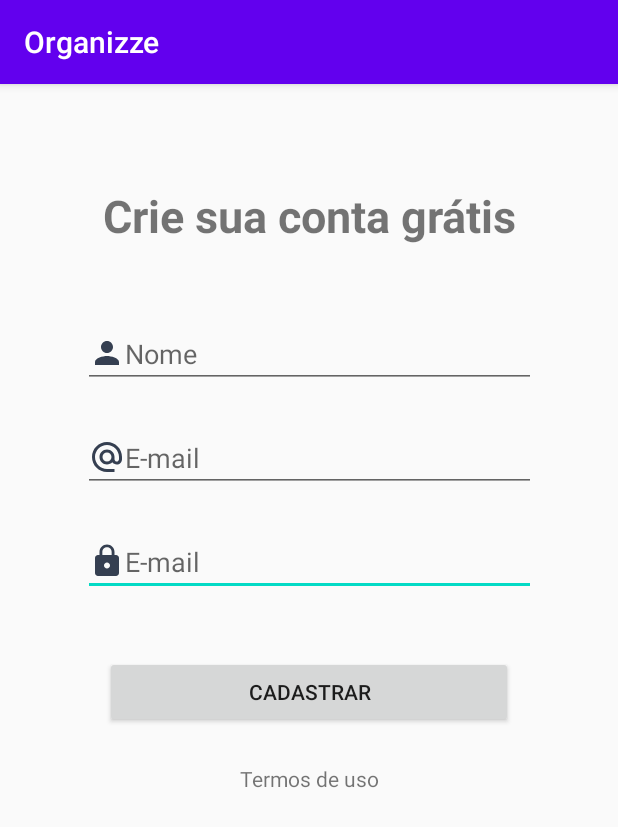
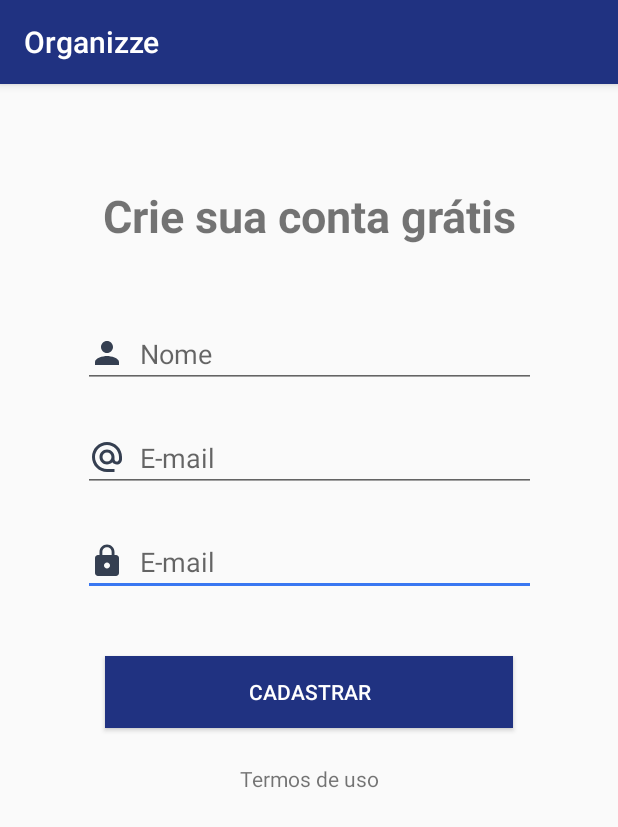
Before and after one commit to cauezito/organizze-clone, an Android app: the CadastroActivity screen opened directly, with no data from a screen before it, on a phone screen of 412 x 824 dp. Shown: the top 827 px of the screen. Run offline under Robolectric (Android 15) with nearby library versions, the phone set to English and light mode, and no system bars.

Commit message:
Personalizando as cores do app

```diff
--- a/app/src/main/res/layout/activity_cadastro.xml
+++ b/app/src/main/res/layout/activity_cadastro.xml
@@ -12,6 +12,7 @@
         android:layout_height="0dp"
         android:layout_marginTop="24dp"
         android:drawableLeft="@drawable/ic_baseline_lock_24"
+        android:drawablePadding="10dp"
         android:ems="10"
         android:hint="E-mail"
         android:inputType="textEmailAddress"
@@ -26,6 +27,7 @@
         android:layout_height="0dp"
         android:layout_marginTop="24dp"
         android:drawableLeft="@drawable/ic_baseline_alternate_email_24"
+        android:drawablePadding="10dp"
         android:ems="10"
         android:hint="E-mail"
         android:inputType="textEmailAddress"
@@ -55,8 +57,13 @@
         android:id="@+id/editTextTextPersonName"
         android:layout_width="302dp"
         android:layout_height="0dp"
+        android:layout_marginStart="32dp"
+        android:layout_marginLeft="32dp"
         android:layout_marginTop="49dp"
+        android:layout_marginEnd="32dp"
+        android:layout_marginRight="32dp"
         android:drawableLeft="@drawable/ic_baseline_person_24"
+        android:drawablePadding="10dp"
         android:ems="10"
         android:hint="Nome"
         android:inputType="textPersonName"
@@ -73,7 +80,9 @@
         android:layout_marginTop="40dp"
         android:layout_marginEnd="70dp"
         android:layout_marginRight="70dp"
+        android:background="@color/colorPrimary"
         android:text="@string/cadastrar"
+        android:textColor="@android:color/white"
         app:layout_constraintEnd_toEndOf="parent"
         app:layout_constraintHorizontal_bias="0.0"
         app:layout_constraintStart_toStartOf="parent"
--- a/app/src/main/res/layout/activity_login.xml
+++ b/app/src/main/res/layout/activity_login.xml
@@ -12,6 +12,7 @@
         android:layout_height="0dp"
         android:layout_marginTop="56dp"
         android:drawableLeft="@drawable/ic_baseline_alternate_email_24"
+        android:drawablePadding="10dp"
         android:ems="10"
         android:hint="E-mail"
         android:inputType="textEmailAddress"
@@ -26,6 +27,7 @@
         android:layout_height="0dp"
         android:layout_marginTop="40dp"
         android:drawableLeft="@drawable/ic_baseline_lock_24"
+        android:drawablePadding="10dp"
         android:ems="10"
         android:hint="E-mail"
         android:inputType="textEmailAddress"
@@ -39,7 +41,9 @@
         android:layout_width="271dp"
         android:layout_height="48dp"
         android:layout_marginTop="60dp"
+        android:background="@color/colorPrimary"
         android:text="@string/entrar"
+        android:textColor="@android:color/white"
         app:layout_constraintEnd_toEndOf="parent"
         app:layout_constraintStart_toStartOf="parent"
         app:layout_constraintTop_toBottomOf="@+id/editTextTextPersonName5" />
--- a/app/src/main/res/layout/intro_cadastro.xml
+++ b/app/src/main/res/layout/intro_cadastro.xml
@@ -29,8 +29,10 @@
         android:layout_width="266dp"
         android:layout_height="0dp"
         android:layout_marginTop="44dp"
+        android:background="@color/colorPrimary"
         android:onClick="cadastrar"
         android:text="@string/btn_cadastre"
+        android:textColor="@android:color/white"
         app:layout_constraintEnd_toEndOf="parent"
         app:layout_constraintHorizontal_bias="0.503"
         app:layout_constraintStart_toStartOf="parent"
@@ -43,7 +45,7 @@
         android:layout_marginTop="28dp"
         android:onClick="entrar"
         android:text="@string/btn_jah_tenho_conta"
-        android:textColor="@android:color/black"
+        android:textColor="@color/colorPrimaryDark"
         android:textSize="14sp"
         app:layout_constraintEnd_toEndOf="parent"
         app:layout_constraintStart_toStartOf="parent"
--- a/app/src/main/res/values/colors.xml
+++ b/app/src/main/res/values/colors.xml
@@ -1,6 +1,6 @@
 <?xml version="1.0" encoding="utf-8"?>
 <resources>
-    <color name="colorPrimary">#6200EE</color>
-    <color name="colorPrimaryDark">#3700B3</color>
-    <color name="colorAccent">#03DAC5</color>
+    <color name="colorPrimary">#203281</color>
+    <color name="colorPrimaryDark">#211835</color>
+    <color name="colorAccent">#3977F1</color>
 </resources>
```
